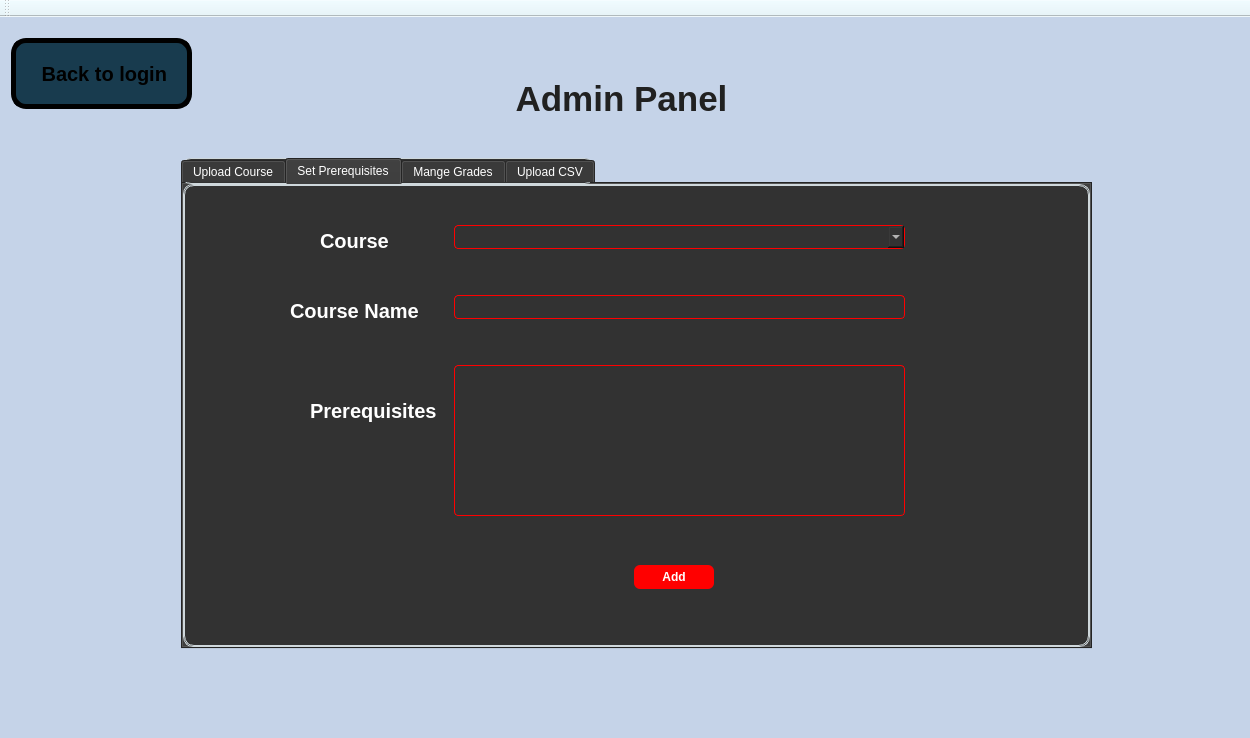
Above: Coursify.ui from Ahmed-ElGoharyy/Coursifyy before the change. Below: the same form after it.
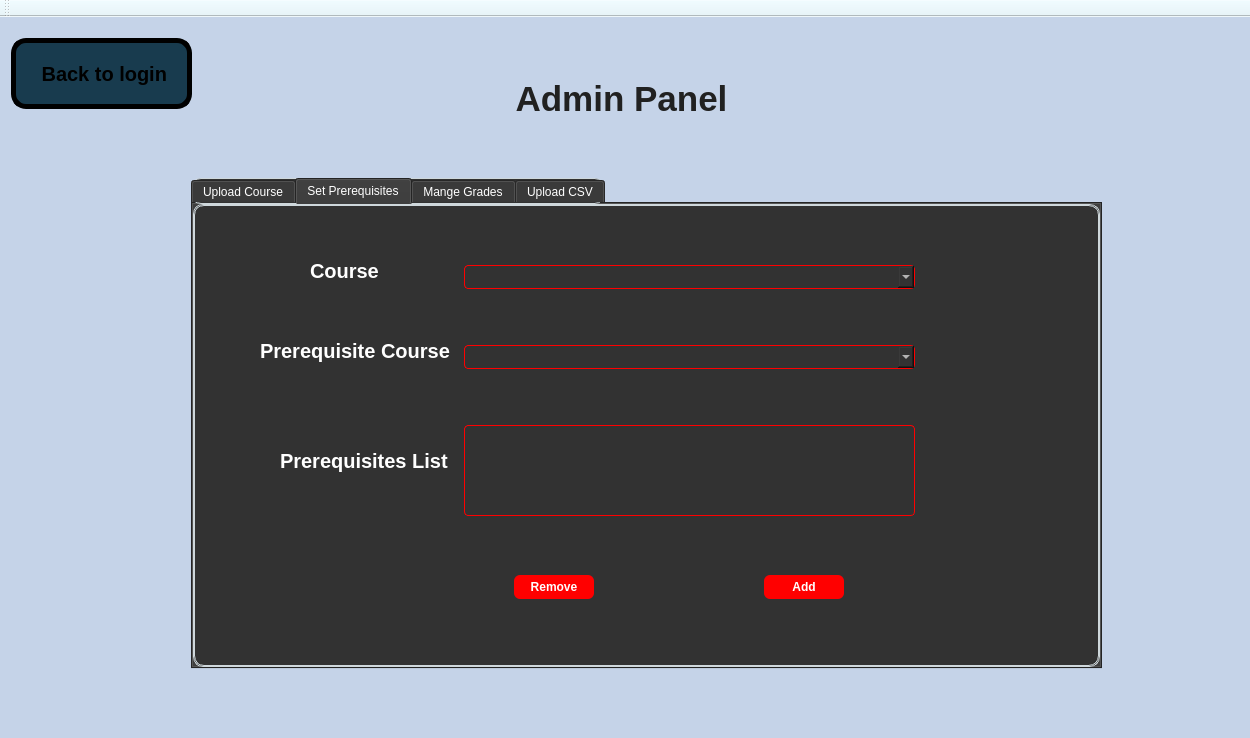
That is the form after the change. The open tabs and pages were chosen to show the change. Icons and pictures are not drawn.

```diff
--- a/Coursify.ui
+++ b/Coursify.ui
@@ -3198,8 +3198,8 @@
        <widget class="QTabWidget" name="tabWidget">
         <property name="geometry">
          <rect>
-          <x>170</x>
-          <y>130</y>
+          <x>180</x>
+          <y>150</y>
           <width>911</width>
           <height>491</height>
          </rect>
@@ -3259,7 +3259,7 @@
           <property name="geometry">
            <rect>
             <x>270</x>
-            <y>40</y>
+            <y>60</y>
             <width>451</width>
             <height>24</height>
            </rect>
@@ -3278,9 +3278,9 @@
           <property name="geometry">
            <rect>
             <x>270</x>
-            <y>180</y>
+            <y>220</y>
             <width>451</width>
-            <height>151</height>
+            <height>91</height>
            </rect>
           </property>
           <property name="styleSheet">
@@ -3296,8 +3296,8 @@
          <widget class="QPushButton" name="pushButton_addPrerequisites">
           <property name="geometry">
            <rect>
-            <x>450</x>
-            <y>380</y>
+            <x>570</x>
+            <y>370</y>
             <width>80</width>
             <height>24</height>
            </rect>
@@ -3327,8 +3327,8 @@
          <widget class="QLabel" name="label_4">
           <property name="geometry">
            <rect>
-            <x>130</x>
-            <y>40</y>
+            <x>110</x>
+            <y>50</y>
             <width>81</width>
             <height>31</height>
            </rect>
@@ -3353,9 +3353,9 @@
          <widget class="QLabel" name="label_5">
           <property name="geometry">
            <rect>
-            <x>120</x>
-            <y>210</y>
-            <width>141</width>
+            <x>80</x>
+            <y>240</y>
+            <width>181</width>
             <height>31</height>
            </rect>
           </property>
@@ -3373,34 +3373,15 @@
 </string>
           </property>
           <property name="text">
-           <string>Prerequisites</string>
-          </property>
-         </widget>
-         <widget class="QLineEdit" name="lineEdit_2">
-          <property name="geometry">
-           <rect>
-            <x>270</x>
-            <y>110</y>
-            <width>451</width>
-            <height>24</height>
-           </rect>
-          </property>
-          <property name="styleSheet">
-           <string notr="true">
-   color:white;
-    border: 1px solid Red;
-    border-radius: 4px;
-    padding: 4px;
-
-</string>
+           <string>Prerequisites List</string>
           </property>
          </widget>
          <widget class="QLabel" name="label_3">
           <property name="geometry">
            <rect>
-            <x>100</x>
-            <y>110</y>
-            <width>141</width>
+            <x>60</x>
+            <y>130</y>
+            <width>201</width>
             <height>31</height>
            </rect>
           </property>
@@ -3418,7 +3399,57 @@
 </string>
           </property>
           <property name="text">
-           <string>Course Name</string>
+           <string>Prerequisite Course</string>
+          </property>
+         </widget>
+         <widget class="QComboBox" name="combo_pre">
+          <property name="geometry">
+           <rect>
+            <x>270</x>
+            <y>140</y>
+            <width>451</width>
+            <height>24</height>
+           </rect>
+          </property>
+          <property name="styleSheet">
+           <string notr="true">
+   color:white;
+    border: 1px solid Red;
+    border-radius: 4px;
+    padding: 4px;
+
+</string>
+          </property>
+         </widget>
+         <widget class="QPushButton" name="pushButton_remove">
+          <property name="geometry">
+           <rect>
+            <x>320</x>
+            <y>370</y>
+            <width>80</width>
+            <height>24</height>
+           </rect>
+          </property>
+          <property name="styleSheet">
+           <string notr="true">QPushButton {
+    background-color: rgb(255, 0, 0);
+    color: white;
+    border: none;
+    border-radius: 6px;
+    padding: 6px 12px;
+    font-weight: bold;
+}
+QPushButton:hover {
+    background-color: rgb(165, 28, 10);
+}
+QPushButton:disabled {
+    background-color: #E0E0E0;
+    color: #9E9E9E;
+}
+</string>
+          </property>
+          <property name="text">
+           <string>Remove</string>
           </property>
          </widget>
         </widget>
```
Left out of the diff: 6 changed lines with no effect on the pictures.
